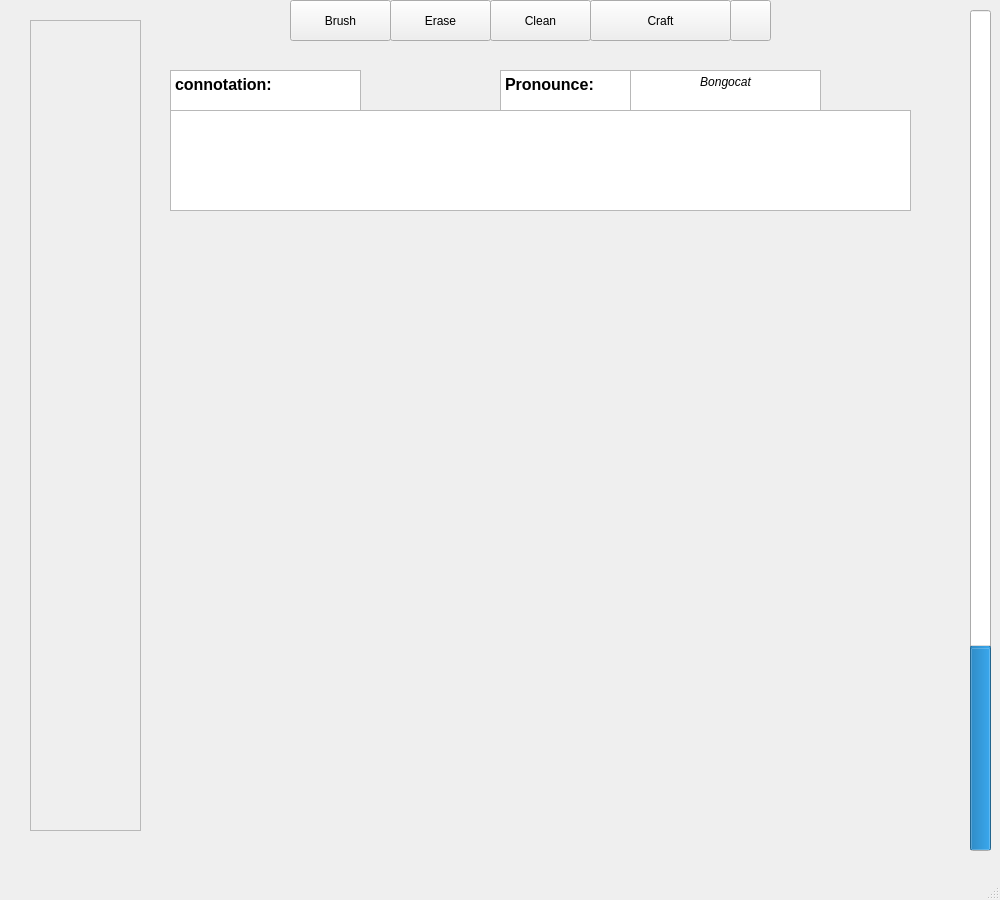
University-of-Utah-CS3505/a9-edu-app-f24, file educationalapp.ui: the form before one commit.
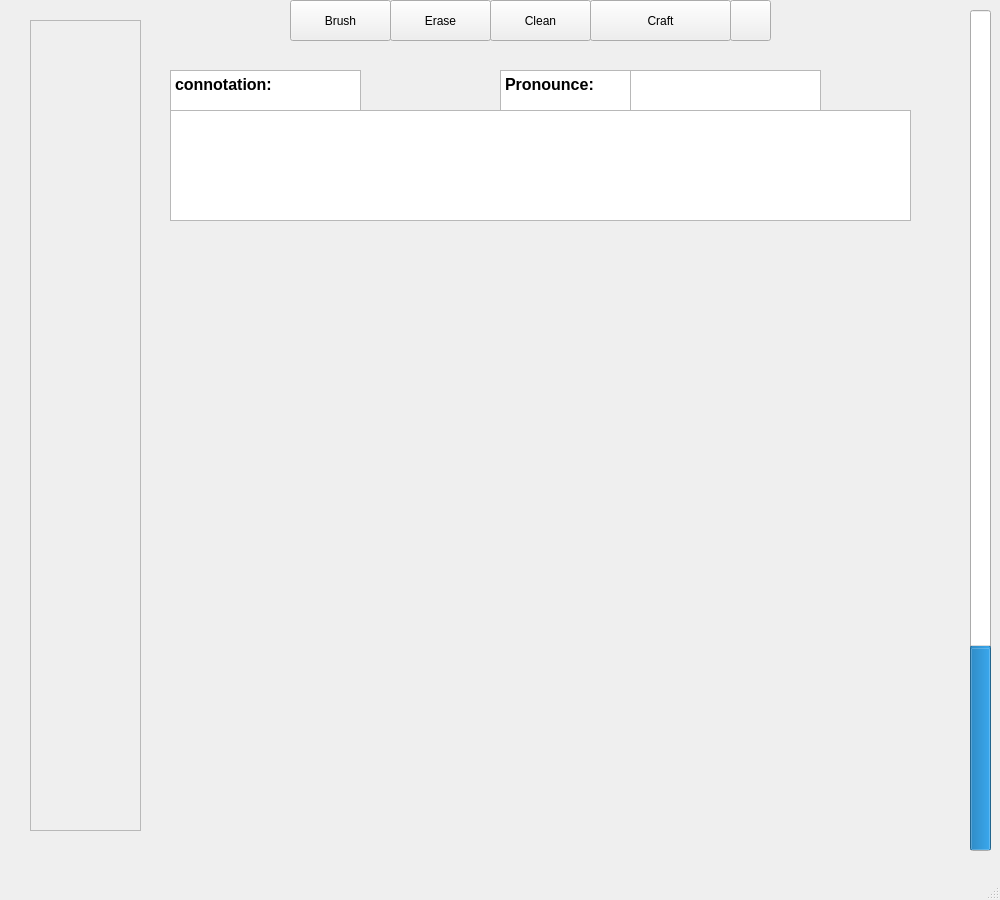
The form after the commit. Icons and pictures are not drawn. Custom widgets are drawn as their Qt base class.

```diff
--- a/educationalapp.ui
+++ b/educationalapp.ui
@@ -17,7 +17,7 @@
    <widget class="CanvasLabel" name="Canvas">
     <property name="geometry">
      <rect>
-      <x>200</x>
+      <x>180</x>
       <y>220</y>
       <width>700</width>
       <height>631</height>
@@ -144,9 +144,24 @@
       <x>170</x>
       <y>110</y>
       <width>741</width>
-      <height>101</height>
+      <height>111</height>
      </rect>
     </property>
+    <property name="font">
+     <font>
+      <pointsize>20</pointsize>
+     </font>
+    </property>
+    <property name="html">
+     <string>&lt;!DOCTYPE HTML PUBLIC &quot;-//W3C//DTD HTML 4.0//EN&quot; &quot;http://www.w3.org/TR/REC-html40/strict.dtd&quot;&gt;
+&lt;html&gt;&lt;head&gt;&lt;meta name=&quot;qrichtext&quot; content=&quot;1&quot; /&gt;&lt;meta charset=&quot;utf-8&quot; /&gt;&lt;style type=&quot;text/css&quot;&gt;
+p, li { white-space: pre-wrap; }
+hr { height: 1px; border-width: 0; }
+li.unchecked::marker { content: &quot;\2610&quot;; }
+li.checked::marker { content: &quot;\2612&quot;; }
+&lt;/style&gt;&lt;/head&gt;&lt;body style=&quot; font-family:'Microsoft YaHei UI'; font-size:20pt; font-weight:400; font-style:normal;&quot;&gt;
+&lt;p style=&quot;-qt-paragraph-type:empty; margin-top:0px; margin-bottom:0px; margin-left:0px; margin-right:0px; -qt-block-indent:0; text-indent:0px;&quot;&gt;&lt;br /&gt;&lt;/p&gt;&lt;/body&gt;&lt;/html&gt;</string>
+    </property>
    </widget>
    <widget class="QTextBrowser" name="Pronounce_Header">
     <property name="geometry">
@@ -177,6 +192,11 @@
       <height>41</height>
      </rect>
     </property>
+    <property name="font">
+     <font>
+      <pointsize>18</pointsize>
+     </font>
+    </property>
     <property name="html">
      <string>&lt;!DOCTYPE HTML PUBLIC &quot;-//W3C//DTD HTML 4.0//EN&quot; &quot;http://www.w3.org/TR/REC-html40/strict.dtd&quot;&gt;
 &lt;html&gt;&lt;head&gt;&lt;meta name=&quot;qrichtext&quot; content=&quot;1&quot; /&gt;&lt;meta charset=&quot;utf-8&quot; /&gt;&lt;style type=&quot;text/css&quot;&gt;
@@ -184,9 +204,8 @@
 hr { height: 1px; border-width: 0; }
 li.unchecked::marker { content: &quot;\2610&quot;; }
 li.checked::marker { content: &quot;\2612&quot;; }
-&lt;/style&gt;&lt;/head&gt;&lt;body style=&quot; font-family:'Microsoft YaHei UI'; font-size:9pt; font-weight:400; font-style:normal;&quot;&gt;
-&lt;p align=&quot;center&quot; style=&quot; margin-top:0px; margin-bottom:0px; margin-left:0px; margin-right:0px; -qt-block-indent:0; text-indent:0px;&quot;&gt;&lt;span style=&quot; font-family:'Microsoft JhengHei UI'; font-style:italic;&quot;&gt;Bongocat&lt;/span&gt;&lt;/p&gt;
-&lt;p align=&quot;center&quot; style=&quot;-qt-paragraph-type:empty; margin-top:0px; margin-bottom:0px; margin-left:0px; margin-right:0px; -qt-block-indent:0; text-indent:0px; font-family:'Microsoft JhengHei UI';&quot;&gt;&lt;br /&gt;&lt;/p&gt;&lt;/body&gt;&lt;/html&gt;</string>
+&lt;/style&gt;&lt;/head&gt;&lt;body style=&quot; font-family:'Microsoft YaHei UI'; font-size:18pt; font-weight:400; font-style:normal;&quot;&gt;
+&lt;p align=&quot;center&quot; style=&quot;-qt-paragraph-type:empty; margin-top:0px; margin-bottom:0px; margin-left:0px; margin-right:0px; -qt-block-indent:0; text-indent:0px;&quot;&gt;&lt;br /&gt;&lt;/p&gt;&lt;/body&gt;&lt;/html&gt;</string>
     </property>
    </widget>
    <widget class="QProgressBar" name="correctness">
```
Left out of the diff: 2 changed lines with no effect on the pictures.
